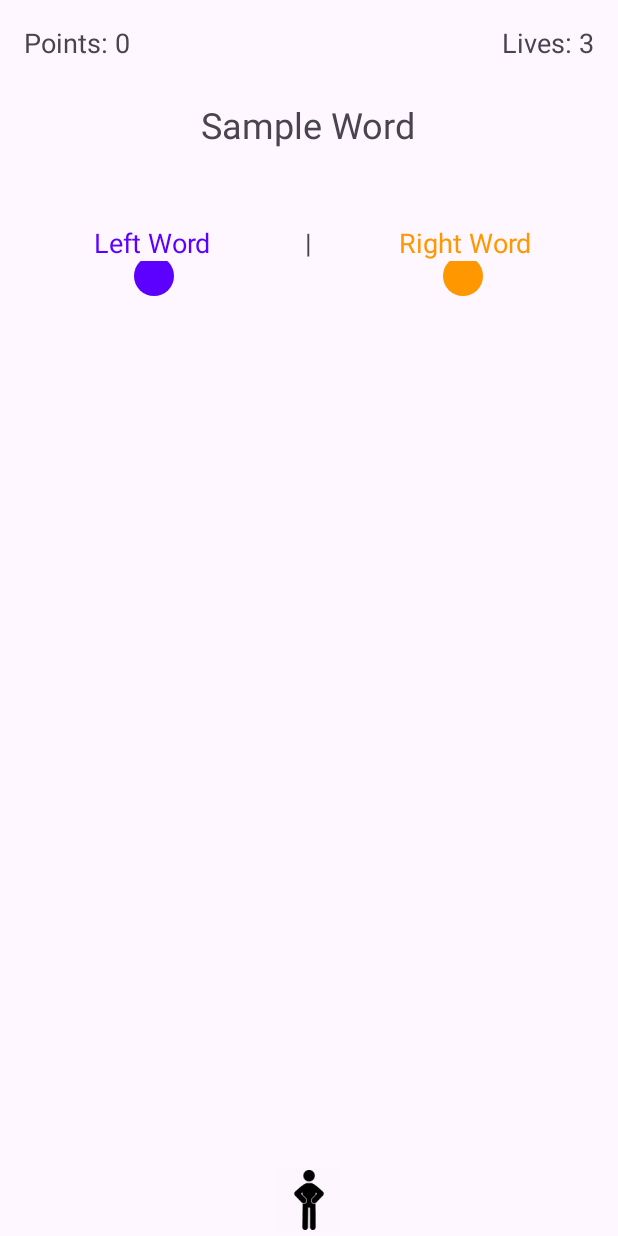
After one commit to jdabrowski5701/Projekt_SM, an Android app: the GameActivity screen opened directly, with no data from a screen before it, on a phone screen of 412 x 824 dp. The commit adds this screen. Run offline under Robolectric (Android 15) with nearby library versions, the phone set to English and light mode, and no system bars; our stand-ins replace Room's generated code.

Commit message:
dodany widok minigry

```diff
--- a/app/src/main/AndroidManifest.xml
+++ b/app/src/main/AndroidManifest.xml
@@ -44,6 +44,11 @@
             android:exported="false"/>
 
         <activity
+            android:name=".GameActivity"
+            android:exported="false"/>
+
+
+        <activity
             android:name=".MainActivity"
             android:exported="true">
             <intent-filter>
--- /dev/null
+++ b/app/src/main/java/sm/projekt/GameActivity.java
@@ -0,0 +1,174 @@
+package sm.projekt;
+
+import android.content.DialogInterface;
+import android.content.Intent;
+import android.os.Bundle;
+import android.view.LayoutInflater;
+import android.view.View;
+import android.view.WindowManager;
+import android.widget.FrameLayout;
+import android.widget.TextView;
+import android.widget.Toast;
+
+import androidx.appcompat.app.AlertDialog;
+import androidx.appcompat.app.AppCompatActivity;
+import androidx.lifecycle.LiveData;
+import androidx.lifecycle.Observer;
+
+import org.w3c.dom.Text;
+
+import java.util.ArrayList;
+import java.util.List;
+import java.util.Random;
+import sm.projekt.GameView;
+
+public class GameActivity extends AppCompatActivity {
+
+    private FlashcardRepository flashcardRepository;
+    private TextView currentWord;
+    private TextView leftWord;
+    private TextView rightWord;
+    private LiveData<List<Flashcard>> flashcardsCopy;
+    private LiveData<List<Flashcard>> flashcardsLiveData;
+    private GameView gameView;
+    @Override
+    protected void onCreate(Bundle savedInstanceState) {
+        super.onCreate(savedInstanceState);
+        setContentView(R.layout.activity_game);
+        showInstructionPopup();
+
+        flashcardRepository = new FlashcardRepository(this.getApplication());
+        currentWord = findViewById(R.id.word);
+        leftWord = findViewById(R.id.leftWord);
+        rightWord = findViewById(R.id.rightWord);
+
+        flashcardsLiveData = flashcardRepository.findAllFlashcards();
+        flashcardsCopy = flashcardsLiveData;
+        loadFlashcards();
+        gameView = new GameView(this);
+
+        FrameLayout frameLayout = findViewById(R.id.frameLayout);
+        frameLayout.addView(gameView);
+        gameView.setOnBallReachEndListener(new GameView.OnBallReachEndListener() {
+            @Override
+            public void onBallReachEnd() {
+
+                loadNextFlashcards();
+            }
+        });
+    }
+
+    private void showInstructionPopup() {
+        AlertDialog.Builder builder = new AlertDialog.Builder(this);
+        builder.setTitle("How to Play"); // Set the title of the popup
+
+        // Inflate the instruction_popup.xml layout
+        LayoutInflater inflater = getLayoutInflater();
+        View dialogView = inflater.inflate(R.layout.instruction_popup, null);
+
+        // Set the content of the popup to the inflated layout
+        builder.setView(dialogView);
+
+        // Add a button to close the popup
+        builder.setPositiveButton("Close", new DialogInterface.OnClickListener() {
+            @Override
+            public void onClick(DialogInterface dialog, int which) {
+                // Close the popup
+                dialog.dismiss();
+            }
+        });
+
+        AlertDialog dialog = builder.create();
+        dialog.show();
+    }
+
+    private void loadFlashcards() {
+        // Observe the LiveData to get updates when flashcards change
+        flashcardsCopy.observe(this, new Observer<List<Flashcard>>() {
+            @Override
+            public void onChanged(List<Flashcard> flashcards) {
+                // Handle the list of flashcards here
+                if (flashcards != null && !flashcards.isEmpty()) {
+                    // Flashcards are available, you can use them in your game
+                    // For example, you can start the game with the first flashcard
+                    Flashcard firstFlashcard = flashcards.get(0);
+
+                    currentWord.setText(firstFlashcard.getQuestion());
+
+                    Random random = new Random();
+                    int questionNumber = random.nextInt(flashcards.size() - 1)+1;
+                    boolean isLeft = random.nextBoolean();
+                    if (isLeft) {
+                        leftWord.setText(firstFlashcard.getAnswer());
+                        rightWord.setText(flashcards.get(questionNumber).getAnswer());
+                    } else {
+                        rightWord.setText(firstFlashcard.getAnswer());
+                        leftWord.setText(flashcards.get(questionNumber).getAnswer());
+                    }
+                    usedFlashcards.add(firstFlashcard);
+                }
+            }
+        });
+    }
+
+    private List<Flashcard> usedFlashcards = new ArrayList<>();
+    private Random random = new Random();
+    private int i=5;
+
+    //when the ball falls of for the first time, the left and right word do not change
+    private void loadNextFlashcards() {
+        List<Flashcard> flashcards = flashcardsLiveData.getValue();
+        if (flashcards == null || flashcards.isEmpty()) {
+            return;
+        }
+
+        Flashcard newCurrentFlashcard = getNextFlashcard(flashcards);
+        if (newCurrentFlashcard == null) {
+            Toast.makeText(this,"To były wszystie słowa", Toast.LENGTH_SHORT).show();
+            return;
+        }
+        //Flashcard leftFlashcard
+        //Random random = new Random();
+        int questionNumber = random.nextInt(flashcards.size() - 1)+1;
+        boolean isLeft = random.nextBoolean();
+        if (isLeft) {
+            leftWord.setText(newCurrentFlashcard.getAnswer());
+            rightWord.setText(flashcards.get(random.nextInt(flashcards.size())).getAnswer());
+        } else {
+            rightWord.setText(newCurrentFlashcard.getAnswer());
+            leftWord.setText(flashcards.get(random.nextInt(flashcards.size())).getAnswer());
+        }
+//        Flashcard leftFlashcard = flashcards.get(random.nextInt(flashcards.size()));
+//        Flashcard rightFlashcard;
+//        do {
+//            rightFlashcard = flashcards.get(random.nextInt(flashcards.size()));
+//        } while (rightFlashcard.equals(leftFlashcard));
+
+        // Now update the TextViews
+        currentWord.setText(newCurrentFlashcard.getQuestion());
+//        leftWord.setText(leftFlashcard.getAnswer());
+//        rightWord.setText(rightFlashcard.getAnswer());
+
+        // Optionally, you can add the newCurrentFlashcard to the list of used flashcards
+        usedFlashcards.add(newCurrentFlashcard);
+
+        int newSpeed = gameView.getBallSpeed() + 1;//2;
+        gameView.setBallSpeed(newSpeed);
+
+        gameView.setBall1X(i);
+        gameView.setBall2X(i);
+        gameView.checkX();
+        //i+=1;
+    }
+
+    private Flashcard getNextFlashcard(List<Flashcard> flashcards) {
+        Flashcard nextFlashcard;
+        if (usedFlashcards.size() == flashcards.size()) return null;
+        do {
+            nextFlashcard = flashcards.get(random.nextInt(flashcards.size()));
+        } while (usedFlashcards.contains(nextFlashcard) && usedFlashcards.size()<flashcards.size());
+
+        return nextFlashcard;
+    }
+
+}
--- /dev/null
+++ b/app/src/main/java/sm/projekt/GameView.java
@@ -0,0 +1,144 @@
+package sm.projekt;
+
+import android.annotation.SuppressLint;
+import android.app.Activity;
+import android.content.Context;
+import android.graphics.Canvas;
+import android.graphics.Color;
+import android.graphics.Paint;
+import android.util.AttributeSet;
+import android.util.DisplayMetrics;
+import android.view.View;
+
+import java.util.Random;
+//import android.widget.LinearLayout;
+
+public class GameView extends View {
+
+    public interface OnBallReachEndListener {
+        void onBallReachEnd();
+    }
+    private OnBallReachEndListener ballReachEndListener;
+
+    private Paint ballPaint1, ballPaint2;
+    private int ballRadius = 20; // Adjust the size as needed
+    private int ball1X, ball1Y; // Position of the first ball
+    private int ball2X, ball2Y; // Position of the second ball
+    private int rangeStart1, rangeStop1, rangeStart2, rangeStop2;
+    private int screenHeight;
+    private int screenWidth;
+    private int ballSpeed = 5; // Adjust the speed as needed
+    private Random random = new Random();
+    public GameView(Context context) {
+        super(context);
+        init();
+    }
+
+    public GameView(Context context, AttributeSet attrs) {
+        super(context, attrs);
+        init();
+    }
+
+    private void init() {
+        ballPaint1 = new Paint();
+        ballPaint2 = new Paint();
+        //ballPaint1.setColor(Color.RED);
+        //ballPaint2.setColor(Color.RED);
+        ballPaint1.setColor(Color.parseColor("#5C00FF"));
+        ballPaint2.setColor(Color.parseColor("#FF9800"));
+        // Initialize the initial positions of the balls
+//        ball1X = screenWidth/3;//screenWidth / 3; // Adjust the starting positions as needed
+//        ball1Y = 0;
+//        ball2X = 2*screenWidth/3;//2 * screenWidth / 3;
+//        ball2Y = 0;
+    }
+
+    public void setOnBallReachEndListener(OnBallReachEndListener listener) {
+        this.ballReachEndListener = listener;
+    }
+    @Override
+    protected void onDraw(Canvas canvas) {
+        super.onDraw(canvas);
+
+        // Draw the first ball
+        canvas.drawCircle(ball1X, ball1Y, ballRadius, ballPaint1);
+
+        // Draw the second ball
+        canvas.drawCircle(ball2X, ball2Y, ballRadius, ballPaint2);
+
+        // Update the positions of the balls
+        ball1Y += ballSpeed;
+        ball2Y += ballSpeed;
+
+        // Check if the balls have gone off the screen
+//        if (ball1Y > screenHeight) {
+//            ball1Y = 0; // Reset the first ball's position
+//
+//        }
+//        if (ball2Y > screenHeight) {
+//            ball2Y = 0; // Reset the second ball's position
+//        }
+
+        if (ball1Y > screenHeight || ball2Y > screenHeight) {
+            if (ballReachEndListener != null) {
+                ball1Y = 0;
+                ball2Y = 0;
+                ballReachEndListener.onBallReachEnd();
+            }
+        }
+
+        // Continue to invalidate the view to redraw and animate the balls
+        invalidate();
+    }
+
+    @Override
+    protected void onSizeChanged(int w, int h, int oldw, int oldh) {
+        super.onSizeChanged(w, h, oldw, oldh);
+        screenWidth = w;
+        screenHeight = h;
+
+        // Initialize the initial positions of the balls
+        ball1X = screenWidth / 4; // Adjust the starting positions as needed
+        ball1Y = 0;
+        ball2X = 3 * screenWidth / 4;
+        ball2Y = 0;
+
+        rangeStart1 = ball1X;
+        rangeStop1 = ball1X;
+        rangeStart2 = ball2X;
+        rangeStop2 = ball2X;
+    }
+
+    public int getBallSpeed() {
+        return ballSpeed;
+    }
+    public void setBallSpeed(int newSpeed) {
+        ballSpeed = newSpeed;
+    }
+
+    public void setBall1X(int i) {
+        //rangeStart1 /=2;
+        //rangeStop1 = rangeStop1 + rangeStop1/2;
+        if (i >= 4) {
+            rangeStop1 = screenWidth-9;
+            rangeStart1 = 9;
+        }
+        ball1X = random.nextInt(rangeStop1) + rangeStart1;
+    }
+    public void setBall2X(int i) {
+        //rangeStart2 = rangeStart2 - rangeStart2/2;
+        //rangeStop2 += (screenWidth - rangeStop2)/2;
+        if (i >= 4) {
+            rangeStop2 = screenWidth-9;
+            rangeStart2 = 9;
+        }
+        ball2X = random.nextInt(rangeStop2) + rangeStart2;
+        checkX();
+    }
+
+    public void checkX() {
+        if (Math.abs(ball1X-ball2X) < 20) {
+            setBall2X(5);
+        }
+    }
+}
--- /dev/null
+++ b/app/src/main/res/layout/activity_game.xml
@@ -0,0 +1,94 @@
+<?xml version="1.0" encoding="utf-8"?>
+<RelativeLayout xmlns:android="http://schemas.android.com/apk/res/android"
+    xmlns:tools="http://schemas.android.com/tools"
+    android:layout_width="match_parent"
+    android:layout_height="match_parent">
+
+    <!-- Player icon at the bottom -->
+    <ImageView
+        android:id="@+id/playerIcon"
+        android:layout_width="wrap_content"
+        android:layout_height="wrap_content"
+        android:layout_alignParentBottom="true"
+        android:layout_centerHorizontal="true"
+        android:src="@mipmap/player_icon" />
+
+    <!-- Word in the middle -->
+    <TextView
+        android:id="@+id/word"
+        android:layout_width="wrap_content"
+        android:layout_height="wrap_content"
+        android:layout_centerHorizontal="true"
+        android:text="Sample Word"
+        android:textSize="24sp"
+        android:layout_below="@id/points"
+        android:layout_marginTop="10dp"
+        android:layout_marginBottom="50dp"/>
+
+    <!-- Two words on top (left and right) -->
+    <LinearLayout
+        android:id="@+id/twoWordsLayout"
+        android:layout_width="match_parent"
+        android:layout_height="wrap_content"
+        android:orientation="horizontal"
+        android:layout_below="@id/word">
+
+        <TextView
+            android:id="@+id/leftWord"
+            android:layout_width="0dp"
+            android:layout_height="wrap_content"
+            android:layout_weight="1"
+            android:text="Left Word"
+            android:textSize="18sp"
+            android:textAlignment="center"
+            android:textColor="#5C00FF"/>
+
+        <TextView
+            android:id="@+id/separator"
+            android:layout_width="wrap_content"
+            android:layout_height="wrap_content"
+            android:textSize="18sp"
+            android:text="|"/>
+
+        <TextView
+            android:id="@+id/rightWord"
+            android:layout_width="0dp"
+            android:layout_height="wrap_content"
+            android:layout_weight="1"
+            android:text="Right Word"
+            android:textSize="18sp"
+            android:textAlignment="center"
+            android:textColor="#FF9800"/>
+
+    </LinearLayout>
+
+    <!-- Points in the left upper corner -->
+    <TextView
+        android:id="@+id/points"
+        android:layout_width="wrap_content"
+        android:layout_height="wrap_content"
+        android:layout_alignParentStart="true"
+        android:layout_alignParentTop="true"
+        android:padding="16dp"
+        android:text="Points: 0"
+        android:textSize="18sp" />
+
+    <TextView
+        android:id="@+id/lives"
+        android:layout_width="wrap_content"
+        android:layout_height="wrap_content"
+        android:layout_alignParentTop="true"
+        android:layout_alignParentEnd="true"
+        android:padding="16dp"
+        android:text="Lives: 3"
+        android:textSize="18sp" />
+
+    <FrameLayout
+        android:id="@+id/frameLayout"
+        android:layout_width="match_parent"
+        android:layout_height="match_parent"
+        android:layout_below="@id/twoWordsLayout">
+    </FrameLayout>
+
+
+</RelativeLayout>
--- a/build.gradle.kts
+++ b/build.gradle.kts
@@ -1,4 +1,4 @@
 // Top-level build file where you can add configuration options common to all sub-projects/modules.
 plugins {
-    id("com.android.application") version "8.1.2" apply false
+    id("com.android.application") version "8.2.2" apply false
 }
```
Also changed, not shown: app/src/main/java/sm/projekt/MainActivity.java (+23 -2 lines), app/src/main/res/layout/activity_main.xml (+7 -1 lines), app/src/main/res/layout/instruction_popup.xml (added, +17 -0 lines), app/src/main/res/values/strings.xml (+11 -0 lines), app/src/main/res/mipmap-hdpi/player_icon.png (added), app/src/main/res/mipmap-mdpi/player_icon.png (added), app/src/main/res/mipmap-xhdpi/player_icon.png (added), app/src/main/res/mipmap-xxhdpi/player_icon.png (added), app/src/main/res/mipmap-xxxhdpi/player_icon.png (added), gradle/wrapper/gradle-wrapper.properties, 1 other file.
